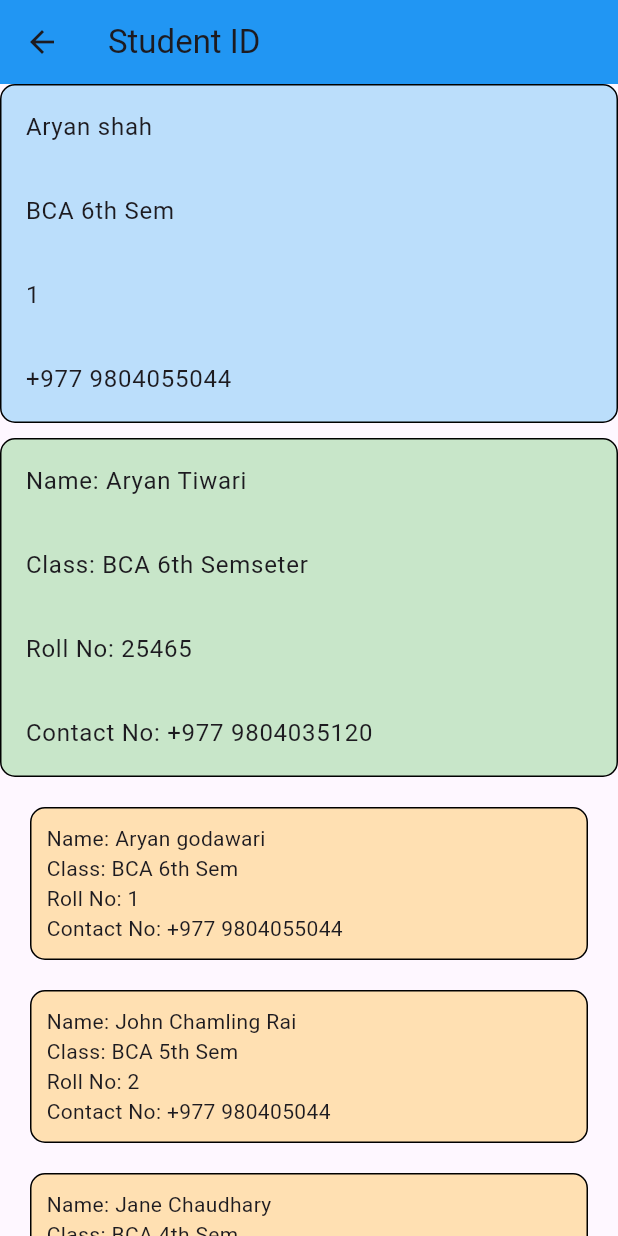
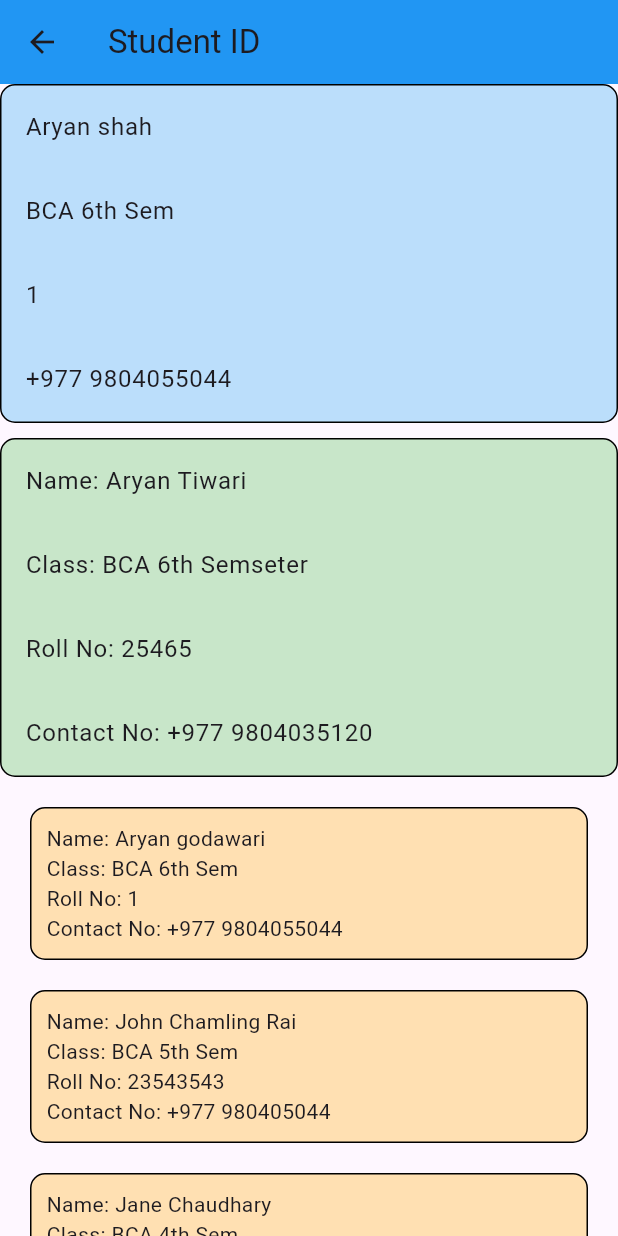
Before and after one commit to omanrai/BCA_6, a Flutter app: the StudentIDScreen screen opened directly, on a phone screen of 412 x 824 dp. Run offline on Flutter 3.47's test engine with Material 3 defaults, Android fonts, the phone set to English and light mode, and no system bars; our stand-ins replace get.

Commit message:
Update roll number for John Chamling Rai

```diff
--- a/lib/view/id_card.dart
+++ b/lib/view/id_card.dart
@@ -27,7 +27,7 @@ class StudentIDScreen extends StatelessWidget {
     {
       "Name": "John Chamling Rai",
       "Class": "BCA 5th Sem",
-      "Roll No": 2,
+      "Roll No": 23543543,
       "Contact No": "+977 980405044",
     },
     {
```
